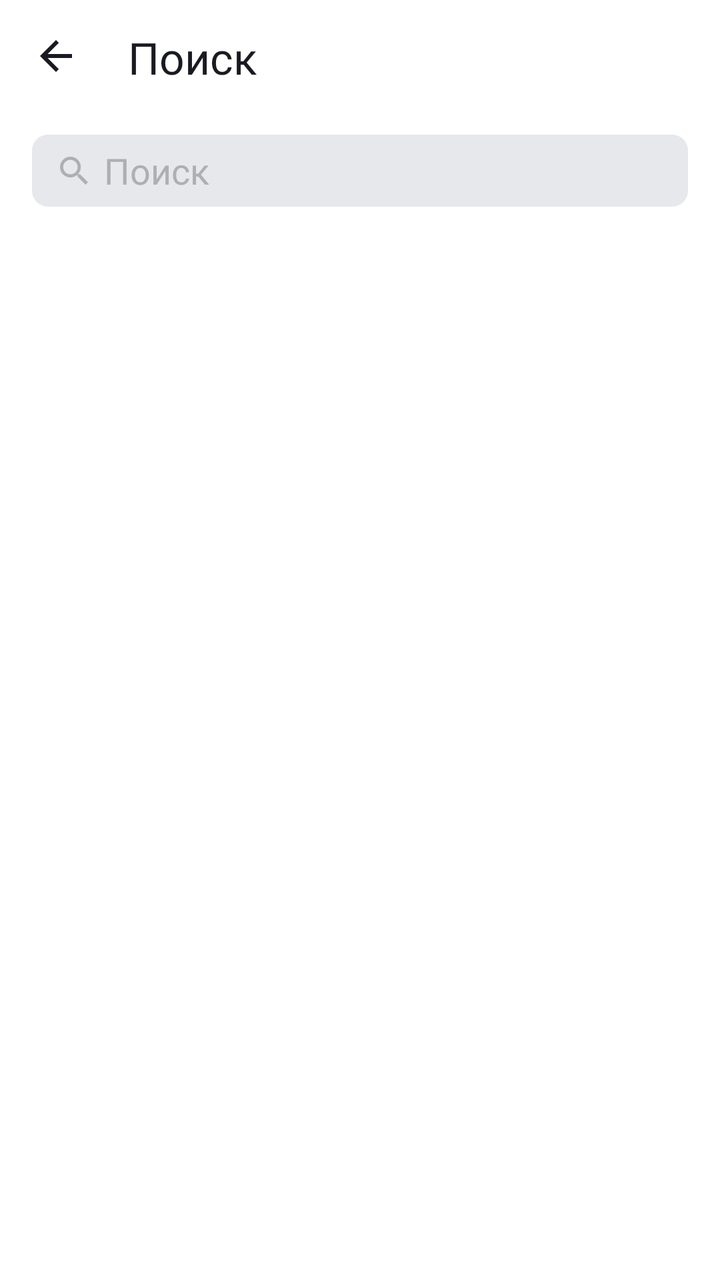
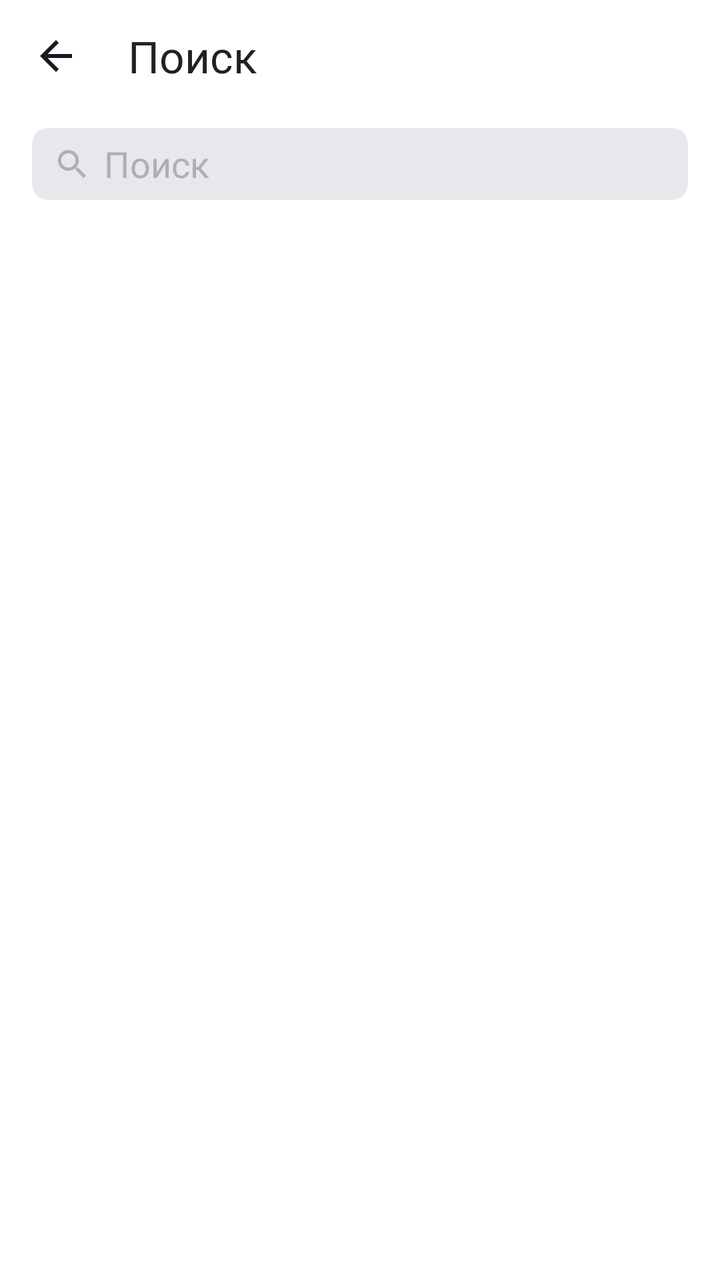

The first picture is an Android layout as it rendered before a commit; the second is the same layout after the commit. The layout source and the unified diff follow.
<!-- AndroidManifest.xml: application theme Base.Theme.PlaylistMaker -->
<!-- res/layout/activity_search.xml -->
<?xml version="1.0" encoding="utf-8"?>
<LinearLayout xmlns:android="http://schemas.android.com/apk/res/android"
    xmlns:app="http://schemas.android.com/apk/res-auto"
    xmlns:tools="http://schemas.android.com/tools"
    android:id="@+id/main"
    android:layout_width="match_parent"
    android:layout_height="match_parent"
    tools:context=".SearchActivity"
    android:orientation="vertical"
    android:paddingHorizontal="@dimen/basic_padding"

    >
    <LinearLayout
        android:layout_width="match_parent"
        android:layout_height="wrap_content"
        android:orientation="horizontal"
        android:paddingBottom="@dimen/basic_padding">

        <ImageView
            android:id="@+id/back_from_search"
            style="@style/BackButton"
            />

        <TextView
            style="@style/TitleStyle"
            android:text="@string/search"/>

    </LinearLayout>

    <FrameLayout
        android:layout_width="match_parent"
        android:layout_height="wrap_content"
        android:paddingVertical="8dp"
        >

        <EditText
            android:id="@+id/searchEditText"
            style="@style/SearchBoxStyle"
            android:layout_width="match_parent"
            android:layout_height="36dp"
            android:background="@drawable/search_box_backgroud"
            android:layout_gravity="start"
            android:hint="@string/search"
            android:paddingStart="36dp"
            android:paddingEnd="40dp"
            android:fontFamily="@font/ys_display_regular"
            android:textColor="@color/yp_black"
            android:lines="1"
            android:inputType="text"

            />

        <ImageView
            style="@style/SearchBoxIconStyle"
            android:layout_width="18dp"
            android:layout_height="16dp"
            android:layout_gravity="start|center_vertical"
            android:layout_marginStart="12dp"
            android:src="@drawable/ic_search_16"
            android:background="@android:color/transparent"
            />

        <ImageView
            style="@style/SearchBoxIconStyle"
            android:id="@+id/clear_button"
            android:layout_width="40dp"
            android:layout_height="match_parent"
            android:layout_gravity="end"
            android:src="@drawable/ic_clear_16"
            android:paddingHorizontal="12dp"
            android:background="@android:color/transparent"
            android:visibility="gone"
            />
        
    </FrameLayout>
    


</LinearLayout>
<!-- resources referenced by this layout -->
<resources>
  <color name="yp_black">#FF1A1B22</color>
  <dimen name="basic_padding">16dp</dimen>
  <!-- drawable ic_clear_16 (drawable) -->
  <vector xmlns:android="http://schemas.android.com/apk/res/android"
      android:width="16dp"
      android:height="16dp"
      android:viewportWidth="16"
      android:viewportHeight="16">
    <path
        android:pathData="M14,3.209L12.791,2L8,6.791L3.209,2L2,3.209L6.791,8L2,12.791L3.209,14L8,9.209L12.791,14L14,12.791L9.209,8L14,3.209Z"
        android:fillColor="#AEAFB4"/>
  </vector>
  <!-- drawable ic_search_16 (drawable) -->
  <vector xmlns:android="http://schemas.android.com/apk/res/android"
      android:width="16dp"
      android:height="16dp"
      android:viewportWidth="16"
      android:viewportHeight="16">
    <path
        android:pathData="M11.006,9.805H10.373L10.149,9.589C10.934,8.676 11.406,7.492 11.406,6.203C11.406,3.329 9.077,1 6.203,1C3.329,1 1,3.329 1,6.203C1,9.077 3.329,11.406 6.203,11.406C7.492,11.406 8.676,10.934 9.589,10.149L9.805,10.373V11.006L13.807,15L15,13.807L11.006,9.805ZM6.203,9.805C4.21,9.805 2.601,8.196 2.601,6.203C2.601,4.21 4.21,2.601 6.203,2.601C8.196,2.601 9.805,4.21 9.805,6.203C9.805,8.196 8.196,9.805 6.203,9.805Z"
        android:fillColor="#AEAFB4"/>
  </vector>
  <!-- drawable search_box_backgroud (drawable) -->
  <?xml version="1.0" encoding="utf-8"?>
  <shape xmlns:android="http://schemas.android.com/apk/res/android" android:shape="rectangle">
      <corners android:radius="8dp"/>
  </shape>
  <string name="search">Поиск</string>
  <style name="BackButton">
          <item name="android:layout_width">@dimen/ic_size</item>
          <item name="android:layout_height">@dimen/ic_size</item>
          <item name="android:layout_marginTop">@dimen/basic_padding</item>
          <item name="tint">?attr/colorOnPrimary</item>
          <item name="android:src">@drawable/ic_arrow_back_24</item>
      </style>
  <style name="SearchBoxIconStyle">
          <item name="tint">@color/yp_text_gray</item>
      </style>
  <style name="SearchBoxStyle">
          <item name="android:backgroundTint">@color/yp_light_gray</item>
          <item name="android:textColorHint">@color/yp_text_gray</item>
      </style>
  <style name="TitleStyle">
          <item name="android:fontFamily">@font/ys_display_medium</item>
          <item name="android:textSize">@dimen/basic_text_size</item>
          <item name="android:letterSpacing">0</item>
          <item name="android:layout_width">wrap_content</item>
          <item name="android:layout_height">wrap_content</item>
          <item name="android:layout_marginStart">24dp</item>
          <item name="android:layout_marginTop">14dp</item>
      </style>
  <style name="Base.Theme.PlaylistMaker" parent="Theme.MaterialComponents.DayNight.NoActionBar">
          
          <item name="colorPrimary">@color/white</item>
          <item name="colorSecondary">@color/blue</item>
          <item name="colorOnPrimary">@color/yp_black</item>
          <item name="colorOnSecondary">@color/white</item>
          <item name="android:background">?attr/colorPrimary</item>
          <item name="android:textColor">?attr/colorOnPrimary</item>
          <item name="tint">?attr/colorOnPrimary</item>
      </style>
  <dimen name="ic_size">24dp</dimen>
  <!-- drawable ic_arrow_back_24 (drawable) -->
  <vector xmlns:android="http://schemas.android.com/apk/res/android"
      android:width="24dp"
      android:height="24dp"
      android:viewportWidth="24"
      android:viewportHeight="24">
    <group>
      <clip-path
          android:pathData="M0,0h24v24h-24z"/>
      <path
          android:pathData="M20,11H7.83L13.42,5.41L12,4L4,12L12,20L13.41,18.59L7.83,13H20V11Z"
          android:fillColor="#1A1B22"/>
    </group>
  </vector>
  <color name="yp_text_gray">#FFAEAFB4</color>
  <color name="yp_light_gray">#E6E8EB</color>
  <dimen name="basic_text_size">22sp</dimen>
  <color name="white">#FFFFFFFF</color>
  <color name="blue">#FF3772E7</color>
</resources>

<!-- the commit's change to res/layout/activity_search.xml (unified diff, before → after) -->
@@ -5,75 +5,52 @@
     android:id="@+id/main"
     android:layout_width="match_parent"
     android:layout_height="match_parent"
-    tools:context=".SearchActivity"
     android:orientation="vertical"
-    android:paddingHorizontal="@dimen/basic_padding"
+    tools:context=".SearchActivity">
 
-    >
-    <LinearLayout
-        android:layout_width="match_parent"
-        android:layout_height="wrap_content"
-        android:orientation="horizontal"
-        android:paddingBottom="@dimen/basic_padding">
 
-        <ImageView
-            android:id="@+id/back_from_search"
-            style="@style/BackButton"
-            />
-
-        <TextView
-            style="@style/TitleStyle"
-            android:text="@string/search"/>
-
-    </LinearLayout>
+    <com.google.android.material.appbar.MaterialToolbar
+        android:id="@+id/toolbar"
+        style="@style/ToolbarStyle"
+        app:navigationIcon="@drawable/ic_arrow_back_24"
+        app:title="@string/search" />
 
     <FrameLayout
         android:layout_width="match_parent"
         android:layout_height="wrap_content"
         android:paddingVertical="8dp"
-        >
+        android:layout_marginHorizontal="16dp">
 
         <EditText
             android:id="@+id/searchEditText"
             style="@style/SearchBoxStyle"
             android:layout_width="match_parent"
             android:layout_height="36dp"
+            android:layout_gravity="start"
             android:background="@drawable/search_box_backgroud"
-            android:layout_gravity="start"
+            android:drawableStart="@drawable/ic_search_16"
+            android:drawablePadding="8dp"
+            android:fontFamily="@font/ys_display_regular"
             android:hint="@string/search"
-            android:paddingStart="36dp"
+            android:inputType="text"
+            android:lines="1"
+            android:paddingStart="12dp"
             android:paddingEnd="40dp"
-            android:fontFamily="@font/ys_display_regular"
-            android:textColor="@color/yp_black"
-            android:lines="1"
-            android:inputType="text"
+            android:textColor="@color/yp_black" />
 
-            />
 
         <ImageView
+            android:id="@+id/clear_button"
             style="@style/SearchBoxIconStyle"
-            android:layout_width="18dp"
-            android:layout_height="16dp"
-            android:layout_gravity="start|center_vertical"
-            android:layout_marginStart="12dp"
-            android:src="@drawable/ic_search_16"
-            android:background="@android:color/transparent"
-            />
-
-        <ImageView
-            style="@style/SearchBoxIconStyle"
-            android:id="@+id/clear_button"
             android:layout_width="40dp"
             android:layout_height="match_parent"
             android:layout_gravity="end"
+            android:background="@android:color/transparent"
+            android:paddingHorizontal="12dp"
             android:src="@drawable/ic_clear_16"
-            android:paddingHorizontal="12dp"
-            android:background="@android:color/transparent"
-            android:visibility="gone"
-            />
-        
+            android:visibility="gone" />
+
     </FrameLayout>
-    
 
 
 </LinearLayout>
<!-- resource entries referenced after the edit -->
@@ -1,6 +1,6 @@
 <!-- resources referenced by this layout -->
 <resources>
-  <color name="yp_black">#FF1A1B22</color>
+  <color name="yp_black">#1A1B22</color>
   <dimen name="basic_padding">16dp</dimen>
   <!-- drawable ic_clear_16 (drawable) -->
   <vector xmlns:android="http://schemas.android.com/apk/res/android"
@@ -10,7 +10,7 @@
       android:viewportHeight="16">
     <path
         android:pathData="M14,3.209L12.791,2L8,6.791L3.209,2L2,3.209L6.791,8L2,12.791L3.209,14L8,9.209L12.791,14L14,12.791L9.209,8L14,3.209Z"
-        android:fillColor="#AEAFB4"/>
+        android:fillColor="@color/yp_text_gray"/>
   </vector>
   <!-- drawable ic_search_16 (drawable) -->
   <vector xmlns:android="http://schemas.android.com/apk/res/android"
@@ -20,7 +20,7 @@
       android:viewportHeight="16">
     <path
         android:pathData="M11.006,9.805H10.373L10.149,9.589C10.934,8.676 11.406,7.492 11.406,6.203C11.406,3.329 9.077,1 6.203,1C3.329,1 1,3.329 1,6.203C1,9.077 3.329,11.406 6.203,11.406C7.492,11.406 8.676,10.934 9.589,10.149L9.805,10.373V11.006L13.807,15L15,13.807L11.006,9.805ZM6.203,9.805C4.21,9.805 2.601,8.196 2.601,6.203C2.601,4.21 4.21,2.601 6.203,2.601C8.196,2.601 9.805,4.21 9.805,6.203C9.805,8.196 8.196,9.805 6.203,9.805Z"
-        android:fillColor="#AEAFB4"/>
+        android:fillColor="@color/yp_text_gray"/>
   </vector>
   <!-- drawable search_box_backgroud (drawable) -->
   <?xml version="1.0" encoding="utf-8"?>
@@ -28,28 +28,26 @@
       <corners android:radius="8dp"/>
   </shape>
   <string name="search">Поиск</string>
-  <style name="BackButton">
-          <item name="android:layout_width">@dimen/ic_size</item>
-          <item name="android:layout_height">@dimen/ic_size</item>
-          <item name="android:layout_marginTop">@dimen/basic_padding</item>
-          <item name="tint">?attr/colorOnPrimary</item>
-          <item name="android:src">@drawable/ic_arrow_back_24</item>
-      </style>
   <style name="SearchBoxIconStyle">
           <item name="tint">@color/yp_text_gray</item>
       </style>
   <style name="SearchBoxStyle">
           <item name="android:backgroundTint">@color/yp_light_gray</item>
           <item name="android:textColorHint">@color/yp_text_gray</item>
+          <item name="android:drawableTint">@color/yp_text_gray</item>
+      </style>
+  <style name="ToolbarStyle">
+          <item name="android:layout_width">match_parent</item>
+          <item name="android:layout_height">wrap_content</item>
+          <item name="android:minHeight">@dimen/toolabr_height</item>
+          <item name="contentInsetStart">@dimen/basic_padding</item>
+          <item name="contentInsetStartWithNavigation">64dp</item>
+          <item name="titleTextAppearance">@style/TitleStyle</item>
       </style>
   <style name="TitleStyle">
           <item name="android:fontFamily">@font/ys_display_medium</item>
           <item name="android:textSize">@dimen/basic_text_size</item>
           <item name="android:letterSpacing">0</item>
-          <item name="android:layout_width">wrap_content</item>
-          <item name="android:layout_height">wrap_content</item>
-          <item name="android:layout_marginStart">24dp</item>
-          <item name="android:layout_marginTop">14dp</item>
       </style>
   <style name="Base.Theme.PlaylistMaker" parent="Theme.MaterialComponents.DayNight.NoActionBar">
           
@@ -61,7 +59,6 @@
           <item name="android:textColor">?attr/colorOnPrimary</item>
           <item name="tint">?attr/colorOnPrimary</item>
       </style>
-  <dimen name="ic_size">24dp</dimen>
   <!-- drawable ic_arrow_back_24 (drawable) -->
   <vector xmlns:android="http://schemas.android.com/apk/res/android"
       android:width="24dp"
@@ -73,13 +70,14 @@
           android:pathData="M0,0h24v24h-24z"/>
       <path
           android:pathData="M20,11H7.83L13.42,5.41L12,4L4,12L12,20L13.41,18.59L7.83,13H20V11Z"
-          android:fillColor="#1A1B22"/>
+          android:fillColor="@color/yp_black"/>
     </group>
   </vector>
-  <color name="yp_text_gray">#FFAEAFB4</color>
+  <color name="yp_text_gray">#AEAFB4</color>
   <color name="yp_light_gray">#E6E8EB</color>
+  <dimen name="toolabr_height">56dp</dimen>
   <dimen name="basic_text_size">22sp</dimen>
-  <color name="white">#FFFFFFFF</color>
-  <color name="blue">#FF3772E7</color>
+  <color name="white">#FFFFFF</color>
+  <color name="blue">#3772E7</color>
 </resources>
 
